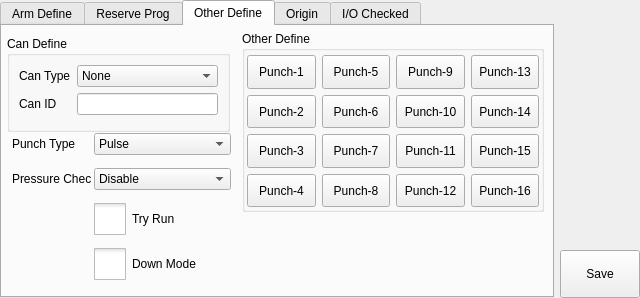
First picture: the form in hcsettings/icstructdefineframe.ui, repository GaussCheng/2-5AxisPunch, before the edit.
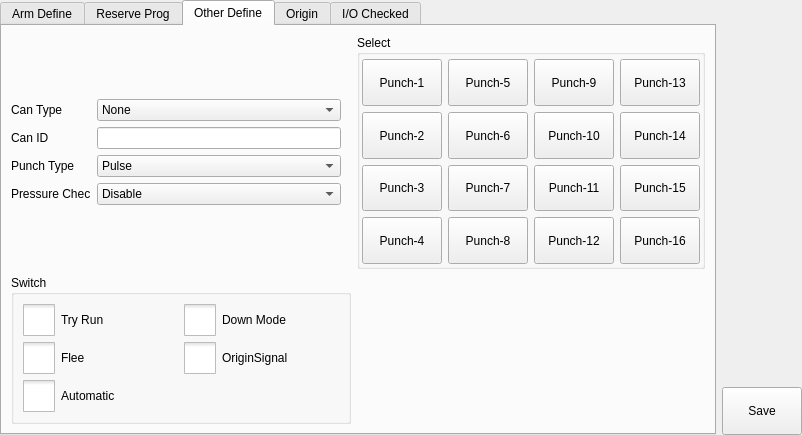
Second picture: the form after the edit. The open tabs and pages were chosen to show the change. Icons and pictures are not drawn. Custom widgets are drawn as their Qt base class.

```diff
--- a/hcsettings/icstructdefineframe.ui
+++ b/hcsettings/icstructdefineframe.ui
@@ -6,8 +6,8 @@
    <rect>
     <x>0</x>
     <y>0</y>
-    <width>640</width>
-    <height>298</height>
+    <width>802</width>
+    <height>435</height>
    </rect>
   </property>
   <property name="windowTitle">
@@ -727,21 +727,101 @@
       <attribute name="title">
        <string>Other Define</string>
       </attribute>
-      <widget class="QGroupBox" name="groupBox">
-       <property name="geometry">
-        <rect>
-         <x>5</x>
-         <y>10</y>
-         <width>223</width>
-         <height>96</height>
-        </rect>
-       </property>
-       <property name="title">
-        <string>Can Define</string>
-       </property>
-       <layout class="QFormLayout" name="formLayout">
+      <layout class="QGridLayout" name="gridLayout_7">
+       <item row="0" column="0">
+        <layout class="QVBoxLayout" name="verticalLayout_4">
+         <item>
+          <layout class="QGridLayout" name="gridLayout_6">
+           <property name="topMargin">
+            <number>0</number>
+           </property>
+           <property name="rightMargin">
+            <number>10</number>
+           </property>
+           <item row="3" column="1">
+            <widget class="ICComboBox" name="pressureMode">
+             <item>
+              <property name="text">
+               <string>Disable</string>
+              </property>
+             </item>
+             <item>
+              <property name="text">
+               <string>Always ON</string>
+              </property>
+             </item>
+             <item>
+              <property name="text">
+               <string>Always OFF</string>
+              </property>
+             </item>
+            </widget>
+           </item>
+           <item row="2" column="1">
+            <widget class="ICComboBox" name="punchType">
+             <item>
+              <property name="text">
+               <string>Pulse</string>
+              </property>
+             </item>
+             <item>
+              <property name="text">
+               <string>Continuous </string>
+              </property>
+             </item>
+             <item>
+              <property name="text">
+               <string>Gear</string>
+              </property>
+             </item>
+            </widget>
+           </item>
+           <item row="2" column="0">
+            <widget class="QLabel" name="label_22">
+             <property name="minimumSize">
+              <size>
+               <width>0</width>
+               <height>0</height>
+              </size>
+             </property>
+             <property name="maximumSize">
+              <size>
+               <width>80</width>
+               <height>16777215</height>
+              </size>
+             </property>
+             <property name="text">
+              <string>Punch Type</string>
+             </property>
+            </widget>
+           </item>
+           <item row="3" column="0">
+            <widget class="QLabel" name="label_10">
+             <property name="minimumSize">
+              <size>
+               <width>0</width>
+               <height>0</height>
+              </size>
+             </property>
+             <property name="maximumSize">
+              <size>
+               <width>80</width>
+               <height>16777215</height>
+              </size>
+             </property>
+             <property name="text">
+              <string>Pressure Check</string>
+             </property>
+            </widget>
+           </item>
         <item row="0" column="0">
          <widget class="QLabel" name="label">
+             <property name="maximumSize">
+              <size>
+               <width>80</width>
+               <height>16777215</height>
+              </size>
+             </property>
           <property name="text">
            <string>Can Type</string>
           </property>
@@ -768,6 +848,12 @@
         </item>
         <item row="1" column="0">
          <widget class="QLabel" name="label_2">
+             <property name="maximumSize">
+              <size>
+               <width>80</width>
+               <height>16777215</height>
+              </size>
+             </property>
           <property name="text">
            <string>Can ID</string>
           </property>
@@ -777,16 +863,11 @@
          <widget class="ICLineEditWithVirtualNumericKeypad" name="canID"/>
         </item>
        </layout>
-      </widget>
+         </item>
+        </layout>
+       </item>
+       <item row="0" column="1">
       <widget class="QGroupBox" name="fixtureDefineBox_2">
-       <property name="geometry">
-        <rect>
-         <x>240</x>
-         <y>5</y>
-         <width>302</width>
-         <height>181</height>
-        </rect>
-       </property>
        <property name="sizePolicy">
         <sizepolicy hsizetype="Preferred" vsizetype="Expanding">
          <horstretch>0</horstretch>
@@ -794,7 +875,7 @@
         </sizepolicy>
        </property>
        <property name="title">
-        <string>Other Define</string>
+          <string>Select</string>
        </property>
        <layout class="QGridLayout" name="gridLayout_3">
         <property name="leftMargin">
@@ -817,6 +898,18 @@
             <verstretch>0</verstretch>
            </sizepolicy>
           </property>
+            <property name="minimumSize">
+             <size>
+              <width>0</width>
+              <height>0</height>
+             </size>
+            </property>
+            <property name="maximumSize">
+             <size>
+              <width>16777215</width>
+              <height>60</height>
+             </size>
+            </property>
           <property name="text">
            <string>Punch-4</string>
           </property>
@@ -833,6 +926,18 @@
             <verstretch>0</verstretch>
            </sizepolicy>
           </property>
+            <property name="minimumSize">
+             <size>
+              <width>0</width>
+              <height>0</height>
+             </size>
+            </property>
+            <property name="maximumSize">
+             <size>
+              <width>16777215</width>
+              <height>60</height>
+             </size>
+            </property>
           <property name="text">
            <string>Punch-3</string>
           </property>
@@ -849,6 +954,18 @@
             <verstretch>0</verstretch>
            </sizepolicy>
           </property>
+            <property name="minimumSize">
+             <size>
+              <width>0</width>
+              <height>0</height>
+             </size>
+            </property>
+            <property name="maximumSize">
+             <size>
+              <width>16777215</width>
+              <height>60</height>
+             </size>
+            </property>
           <property name="text">
            <string>Punch-2</string>
           </property>
@@ -865,6 +982,18 @@
             <verstretch>0</verstretch>
            </sizepolicy>
           </property>
+            <property name="minimumSize">
+             <size>
+              <width>0</width>
+              <height>0</height>
+             </size>
+            </property>
+            <property name="maximumSize">
+             <size>
+              <width>16777215</width>
+              <height>60</height>
+             </size>
+            </property>
           <property name="text">
            <string>Punch-1</string>
           </property>
@@ -881,6 +1010,18 @@
             <verstretch>0</verstretch>
            </sizepolicy>
           </property>
+            <property name="minimumSize">
+             <size>
+              <width>0</width>
+              <height>0</height>
+             </size>
+            </property>
+            <property name="maximumSize">
+             <size>
+              <width>16777215</width>
+              <height>60</height>
+             </size>
+            </property>
           <property name="text">
            <string>Punch-7</string>
           </property>
@@ -897,6 +1038,18 @@
             <verstretch>0</verstretch>
            </sizepolicy>
           </property>
+            <property name="minimumSize">
+             <size>
+              <width>0</width>
+              <height>0</height>
+             </size>
+            </property>
+            <property name="maximumSize">
+             <size>
+              <width>16777215</width>
+              <height>60</height>
+             </size>
+            </property>
           <property name="text">
            <string>Punch-6</string>
           </property>
@@ -913,6 +1066,18 @@
             <verstretch>0</verstretch>
            </sizepolicy>
           </property>
+            <property name="minimumSize">
+             <size>
+              <width>0</width>
+              <height>0</height>
+             </size>
+            </property>
+            <property name="maximumSize">
+             <size>
+              <width>16777215</width>
+              <height>60</height>
+             </size>
+            </property>
           <property name="text">
            <string>Punch-5</string>
           </property>
@@ -929,6 +1094,18 @@
             <verstretch>0</verstretch>
            </sizepolicy>
           </property>
+            <property name="minimumSize">
+             <size>
+              <width>0</width>
+              <height>0</height>
+             </size>
+            </property>
+            <property name="maximumSize">
+             <size>
+              <width>16777215</width>
+              <height>60</height>
+             </size>
+            </property>
           <property name="text">
            <string>Punch-8</string>
           </property>
@@ -945,6 +1122,18 @@
             <verstretch>0</verstretch>
            </sizepolicy>
           </property>
+            <property name="minimumSize">
+             <size>
+              <width>0</width>
+              <height>0</height>
+             </size>
+            </property>
+            <property name="maximumSize">
+             <size>
+              <width>16777215</width>
+              <height>60</height>
+             </size>
+            </property>
           <property name="text">
            <string>Punch-9</string>
           </property>
@@ -961,6 +1150,18 @@
             <verstretch>0</verstretch>
            </sizepolicy>
           </property>
+            <property name="minimumSize">
+             <size>
+              <width>0</width>
+              <height>0</height>
+             </size>
+            </property>
+            <property name="maximumSize">
+             <size>
+              <width>16777215</width>
+              <height>60</height>
+             </size>
+            </property>
           <property name="text">
            <string>Punch-10</string>
           </property>
@@ -977,6 +1178,18 @@
             <verstretch>0</verstretch>
            </sizepolicy>
           </property>
+            <property name="minimumSize">
+             <size>
+              <width>0</width>
+              <height>0</height>
+             </size>
+            </property>
+            <property name="maximumSize">
+             <size>
+              <width>16777215</width>
+              <height>60</height>
+             </size>
+            </property>
           <property name="text">
            <string>Punch-11</string>
           </property>
@@ -993,6 +1206,18 @@
             <verstretch>0</verstretch>
            </sizepolicy>
           </property>
+            <property name="minimumSize">
+             <size>
+              <width>0</width>
+              <height>0</height>
+             </size>
+            </property>
+            <property name="maximumSize">
+             <size>
+              <width>16777215</width>
+              <height>60</height>
+             </size>
+            </property>
           <property name="text">
            <string>Punch-12</string>
           </property>
@@ -1009,6 +1234,18 @@
             <verstretch>0</verstretch>
            </sizepolicy>
           </property>
+            <property name="minimumSize">
+             <size>
+              <width>0</width>
+              <height>0</height>
+             </size>
+            </property>
+            <property name="maximumSize">
+             <size>
+              <width>16777215</width>
+              <height>60</height>
+             </size>
+            </property>
           <property name="text">
            <string>Punch-13</string>
           </property>
@@ -1025,6 +1262,18 @@
             <verstretch>0</verstretch>
            </sizepolicy>
           </property>
+            <property name="minimumSize">
+             <size>
+              <width>0</width>
+              <height>0</height>
+             </size>
+            </property>
+            <property name="maximumSize">
+             <size>
+              <width>16777215</width>
+              <height>60</height>
+             </size>
+            </property>
           <property name="text">
            <string>Punch-14</string>
           </property>
@@ -1041,6 +1290,18 @@
             <verstretch>0</verstretch>
            </sizepolicy>
           </property>
+            <property name="minimumSize">
+             <size>
+              <width>0</width>
+              <height>0</height>
+             </size>
+            </property>
+            <property name="maximumSize">
+             <size>
+              <width>16777215</width>
+              <height>60</height>
+             </size>
+            </property>
           <property name="text">
            <string>Punch-15</string>
           </property>
@@ -1057,6 +1318,18 @@
             <verstretch>0</verstretch>
            </sizepolicy>
           </property>
+            <property name="minimumSize">
+             <size>
+              <width>0</width>
+              <height>0</height>
+             </size>
+            </property>
+            <property name="maximumSize">
+             <size>
+              <width>16777215</width>
+              <height>60</height>
+             </size>
+            </property>
           <property name="text">
            <string>Punch-16</string>
           </property>
@@ -1067,40 +1340,15 @@
         </item>
        </layout>
       </widget>
-      <widget class="QWidget" name="layoutWidget2">
-       <property name="geometry">
-        <rect>
-         <x>10</x>
-         <y>100</y>
-         <width>219</width>
-         <height>161</height>
-        </rect>
-       </property>
-       <layout class="QGridLayout" name="gridLayout_6">
-        <property name="horizontalSpacing">
-         <number>2</number>
-        </property>
+       </item>
         <item row="1" column="0">
-         <widget class="QLabel" name="label_10">
-          <property name="minimumSize">
-           <size>
-            <width>0</width>
-            <height>0</height>
-           </size>
-          </property>
-          <property name="maximumSize">
-           <size>
-            <width>80</width>
-            <height>16777215</height>
-           </size>
-          </property>
-          <property name="text">
-           <string>Pressure Check</string>
-          </property>
-         </widget>
-        </item>
-        <item row="3" column="1">
-         <widget class="QCheckBox" name="tryRunBox">
+        <widget class="QGroupBox" name="groupBox_5">
+         <property name="title">
+          <string>Switch</string>
+         </property>
+         <layout class="QGridLayout" name="gridLayout_8">
+          <item row="2" column="0">
+           <widget class="QCheckBox" name="autoBox">
           <property name="focusPolicy">
            <enum>Qt::NoFocus</enum>
           </property>
@@ -1130,68 +1378,11 @@
 }</string>
           </property>
           <property name="text">
-           <string>Try Run</string>
-          </property>
-         </widget>
-        </item>
-        <item row="1" column="1">
-         <widget class="ICComboBox" name="pressureMode">
-          <item>
-           <property name="text">
-            <string>Disable</string>
-           </property>
-          </item>
-          <item>
-           <property name="text">
-            <string>Always ON</string>
-           </property>
-          </item>
-          <item>
-           <property name="text">
-            <string>Always OFF</string>
-           </property>
-          </item>
-         </widget>
-        </item>
-        <item row="0" column="0">
-         <widget class="QLabel" name="label_22">
-          <property name="minimumSize">
-           <size>
-            <width>0</width>
-            <height>0</height>
-           </size>
-          </property>
-          <property name="maximumSize">
-           <size>
-            <width>80</width>
-            <height>16777215</height>
-           </size>
-          </property>
-          <property name="text">
-           <string>Punch Type</string>
+             <string>Automatic</string>
           </property>
          </widget>
         </item>
         <item row="0" column="1">
-         <widget class="QComboBox" name="punchType">
-          <item>
-           <property name="text">
-            <string>Pulse</string>
-           </property>
-          </item>
-          <item>
-           <property name="text">
-            <string>Continuous </string>
-           </property>
-          </item>
-          <item>
-           <property name="text">
-            <string>Gear</string>
-           </property>
-          </item>
-         </widget>
-        </item>
-        <item row="4" column="1">
          <widget class="QCheckBox" name="downModeBox">
           <property name="focusPolicy">
            <enum>Qt::NoFocus</enum>
@@ -1226,8 +1417,117 @@
           </property>
          </widget>
         </item>
-       </layout>
-      </widget>
+          <item row="0" column="0">
+           <widget class="QCheckBox" name="tryRunBox">
+            <property name="focusPolicy">
+             <enum>Qt::NoFocus</enum>
+            </property>
+            <property name="styleSheet">
+             <string notr="true">::indicator {
+     width: 32px;
+     height: 32px;
+ }
+
+::indicator:unchecked 
+{
+     image: url(:/resource/check_unchecked.png);
+ }
+::indicator:checked 
+{
+     image: url(:/resource/check_checked.png);
+ }
+
+::indicator:checked:disabled
+{
+ image: url(:/resource/check_checked_disable.png);
+}
+
+::indicator:unchecked:disabled
+{
+ image: url(:/resource/check_unchecked_disable.png);
+}</string>
+            </property>
+            <property name="text">
+             <string>Try Run</string>
+            </property>
+           </widget>
+          </item>
+          <item row="1" column="1">
+           <widget class="QCheckBox" name="originBox">
+            <property name="focusPolicy">
+             <enum>Qt::NoFocus</enum>
+            </property>
+            <property name="styleSheet">
+             <string notr="true">::indicator {
+     width: 32px;
+     height: 32px;
+ }
+
+::indicator:unchecked 
+{
+     image: url(:/resource/check_unchecked.png);
+ }
+::indicator:checked 
+{
+     image: url(:/resource/check_checked.png);
+ }
+
+::indicator:checked:disabled
+{
+ image: url(:/resource/check_checked_disable.png);
+}
+
+::indicator:unchecked:disabled
+{
+ image: url(:/resource/check_unchecked_disable.png);
+}</string>
+            </property>
+            <property name="text">
+             <string>OriginSignal</string>
+            </property>
+           </widget>
+          </item>
+          <item row="1" column="0">
+           <widget class="QCheckBox" name="fleeBox">
+            <property name="focusPolicy">
+             <enum>Qt::NoFocus</enum>
+            </property>
+            <property name="styleSheet">
+             <string notr="true">::indicator {
+     width: 32px;
+     height: 32px;
+ }
+
+::indicator:unchecked 
+{
+     image: url(:/resource/check_unchecked.png);
+ }
+::indicator:checked 
+{
+     image: url(:/resource/check_checked.png);
+ }
+
+::indicator:checked:disabled
+{
+ image: url(:/resource/check_checked_disable.png);
+}
+
+::indicator:unchecked:disabled
+{
+ image: url(:/resource/check_unchecked_disable.png);
+}</string>
+            </property>
+            <property name="text">
+             <string>Flee</string>
+            </property>
+           </widget>
+          </item>
+         </layout>
+        </widget>
+       </item>
+      </layout>
+      <zorder>groupBox_5</zorder>
+      <zorder>fixtureDefineBox_2</zorder>
      </widget>
      <widget class="QWidget" name="origin">
       <attribute name="title">
```
Left out of the diff: 23 changed lines with no effect on the pictures. Lines whose indentation alone changed are shown as unchanged.
